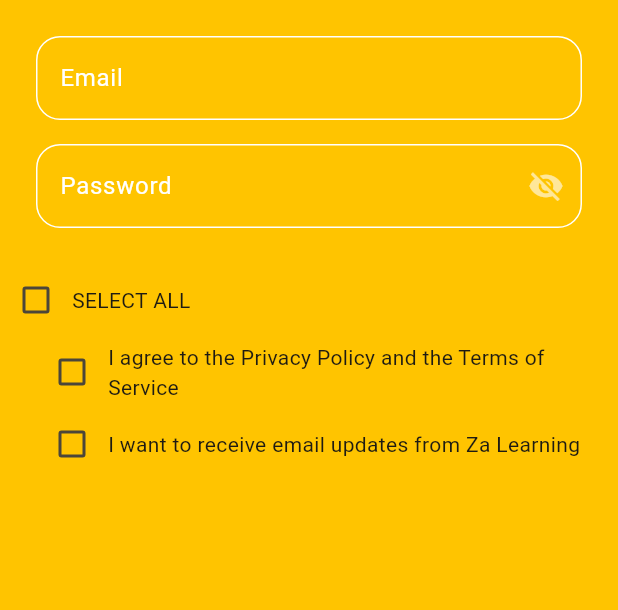
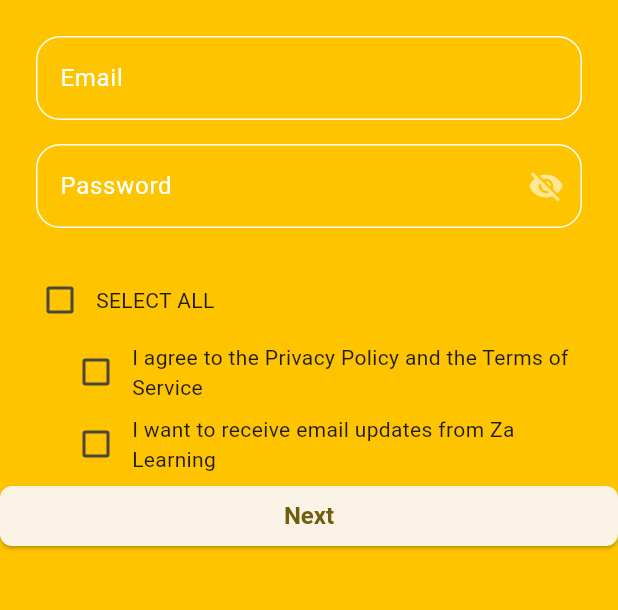
Before and after one commit to JoyObidife/za_phonics, a Flutter app: the SignupPage screen opened directly, on a phone screen of 412 x 824 dp, the part 429-1039 px from its top. Run offline on Flutter 3.47's test engine with Material 3 defaults, Android fonts, the phone set to English and light mode, and no system bars; our stand-ins replace flutter_animate.

Commit message:
up-date of 19th Nov

```diff
--- a/lib/pages/signup_page.dart
+++ b/lib/pages/signup_page.dart
@@ -1,16 +1,26 @@
 import 'package:flutter/material.dart';
 import 'package:za_phonics/widgets/custom_textfield.dart';
 import 'package:za_phonics/widgets/password_textfield.dart';
+import 'package:za_phonics/widgets/signup_section.dart';
+import 'package:za_phonics/widgets/type_of_user_selection_section.dart';
 
-class SignupPage extends StatelessWidget {
+class SignupPage extends StatefulWidget {
   const SignupPage({super.key});
 
+  @override
+  State<SignupPage> createState() => _SignupPageState();
+}
+
+class _SignupPageState extends State<SignupPage> {
+  var currentPageIndex = 0;
   @override
   Widget build(BuildContext context) {
     return Scaffold(
       backgroundColor: Theme.of(context).primaryColor,
       body: SafeArea(
         child: Column(
+          children: [
+            Column(
               crossAxisAlignment: CrossAxisAlignment.stretch,
 
               children: [
@@ -19,83 +29,26 @@ class SignupPage extends StatelessWidget {
                   width: 250,
                   height: 250,
                 ),
-            Text(
-              "Welcome to Za Phonics!",
-              style: Theme.of(
-                context,
-              ).textTheme.headlineMedium?.copyWith(fontWeight: FontWeight.bold),
-              textAlign: TextAlign.center,
+                if (currentPageIndex == 0) SignupSection(),
+                if (currentPageIndex == 1) TypeOfUserSelectionSection(),
+
+                ElevatedButton(
+                  style: ElevatedButton.styleFrom(
+                    fixedSize: Size.fromWidth(MediaQuery.sizeOf(context).width * 0.7),
                   ),
-            Padding(
-              padding: const EdgeInsets.all(24.0),
-              child: Column(
-                spacing: 16,
-                children: [
-                  CustomTextField(label: "Email"),
-                  PasswordTextfield(),
+                  onPressed: () {
+                    // increment current page index
+                    setState(() {
+                      currentPageIndex++;
+                    });
+                  },
+                  child: Text("Next"),
+                ),
               ],
             ),
-            ),
-            // for adding checkbox
-            AgreementWidget(),
           ],
         ),
       ),
     );
   }
 }
-
-class AgreementWidget extends StatelessWidget {
-  const AgreementWidget({
-    super.key,
-  });
-
-  @override
-  Widget build(BuildContext context) {
-    return Column(
-      children: [
-        Row(
-          children: [
-            Checkbox(
-              value: false,
-              onChanged: (value) {},
-              checkColor: Colors.white,
-              activeColor: Colors.white,
-              focusColor: Colors.white,
-            ),
-            Text("SELECT ALL"),
-          ],
-
-        ),
-
-        Padding(
-          padding: const EdgeInsets.only(left:24.0),
-          child: Column(children: [Row(
-            children: [
-              Checkbox(
-                value: false,
-                onChanged: (value) {},
-                checkColor: Colors.white,
-                activeColor: Colors.white,
-                focusColor: Colors.white,
-              ),
-              Expanded(child: Text("I agree to the Privacy Policy and the Terms of Service")),
-            ],
-            ),Row(
-            children: [
-              Checkbox(
-                value: false,
-                onChanged: (value) {},
-                checkColor: Colors.white,
-                activeColor: Colors.white,
-                focusColor: Colors.white,
-              ),
-              Expanded(child: Text("I want to receive email updates from Za Learning")),
-            ],
-
-          ),],),
-        )
-      ],
-    );
-  }
-}
--- /dev/null
+++ b/lib/widgets/signup_section.dart
@@ -0,0 +1,105 @@
+import 'package:flutter/material.dart';
+import 'package:za_phonics/widgets/custom_textfield.dart';
+import 'package:za_phonics/widgets/password_textfield.dart';
+
+class SignupSection extends StatelessWidget {
+  const SignupSection({super.key});
+
+  @override
+  Widget build(BuildContext context) {
+    return Column(
+      children: [
+        Text(
+          "Welcome to Za Phonics!",
+          style: Theme.of(
+            context,
+          ).textTheme.headlineMedium?.copyWith(fontWeight: FontWeight.bold),
+          textAlign: TextAlign.center,
+        ),
+        Padding(
+          padding: const EdgeInsets.all(24.0),
+          child: Column(
+            spacing: 16,
+            children: [
+              CustomTextField(label: "Email"),
+              PasswordTextfield(),
+            ],
+          ),
+        ),
+        // for adding checkbox
+        Padding(
+          padding: const EdgeInsets.symmetric(horizontal: 16),
+          child: AgreementWidget(),
+        ),
+
+
+      ],
+    );
+  }
+}
+
+class AgreementWidget extends StatelessWidget {
+  const AgreementWidget({super.key});
+
+  @override
+  Widget build(BuildContext context) {
+    return Column(
+      children: [
+        Row(
+          children: [
+            Checkbox(
+              value: false,
+              onChanged: (value) {},
+
+              checkColor: Colors.white,
+              activeColor: Colors.white,
+              focusColor: Colors.white,
+            ),
+            Text("SELECT ALL"),
+          ],
+        ),
+
+        Padding(
+          padding: const EdgeInsets.only(left: 24),
+
+          child: Column(
+            children: [
+              Row(
+                children: [
+                  Checkbox(
+                    value: false,
+                    onChanged: (value) {},
+                    checkColor: Colors.white,
+                    activeColor: Colors.white,
+                    focusColor: Colors.white,
+                  ),
+                  Expanded(
+                    child: Text(
+                      "I agree to the Privacy Policy and the Terms of Service",
+                    ),
+                  ),
+                ],
+              ),
+              Row(
+                children: [
+                  Checkbox(
+                    value: false,
+                    onChanged: (value) {},
+                    checkColor: Colors.white,
+                    activeColor: Colors.white,
+                    focusColor: Colors.white,
+                  ),
+                  Expanded(
+                    child: Text(
+                      "I want to receive email updates from Za Learning",
+                    ),
+                  ),
+                ],
+              ),
+            ],
+          ),
+        ),
+      ],
+    );
+  }
+}
```
Also changed, not shown: lib/widgets/type_of_user_selection_section.dart (added, +53 -0 lines). Lines whose indentation alone changed are shown as unchanged.
